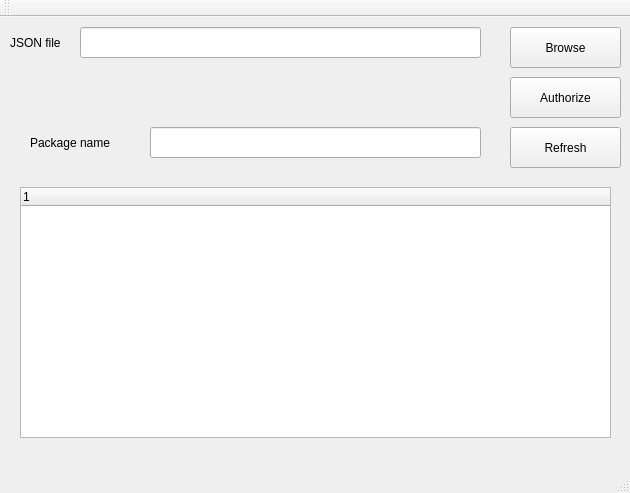
Qt form src/mainwindow.ui (Senspark/publisher-helper) before a commit.
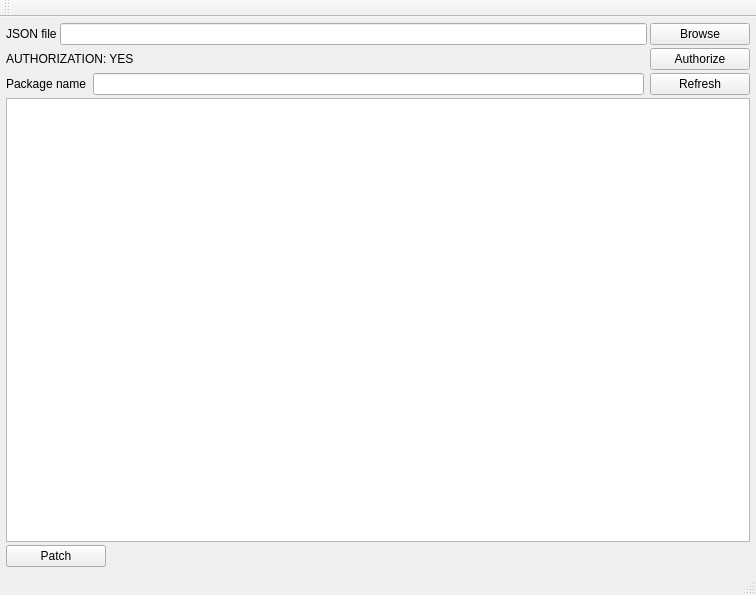
The same form after that commit. Custom widgets are drawn as their Qt base class.

Commit message: Add tree item model.

The edit to the form file:
```diff
--- a/src/mainwindow.ui
+++ b/src/mainwindow.ui
@@ -6,114 +6,208 @@
    <rect>
     <x>0</x>
     <y>0</y>
-    <width>630</width>
-    <height>493</height>
+    <width>756</width>
+    <height>595</height>
    </rect>
   </property>
   <property name="windowTitle">
    <string>MainWindow</string>
   </property>
   <widget class="QWidget" name="centralWidget">
-   <widget class="QLineEdit" name="packageInput">
-    <property name="geometry">
-     <rect>
-      <x>150</x>
-      <y>110</y>
-      <width>331</width>
-      <height>31</height>
-     </rect>
+   <layout class="QVBoxLayout" name="verticalLayout_3">
+    <property name="spacing">
+     <number>0</number>
     </property>
-   </widget>
-   <widget class="QPushButton" name="refreshButton">
-    <property name="geometry">
-     <rect>
-      <x>510</x>
-      <y>110</y>
-      <width>111</width>
-      <height>41</height>
-     </rect>
+    <property name="leftMargin">
+     <number>0</number>
     </property>
-    <property name="text">
-     <string>Refresh</string>
+    <property name="topMargin">
+     <number>0</number>
     </property>
-   </widget>
-   <widget class="InAppProductTree" name="inAppProductTree">
-    <property name="geometry">
-     <rect>
-      <x>20</x>
-      <y>170</y>
-      <width>591</width>
-      <height>251</height>
-     </rect>
+    <property name="rightMargin">
+     <number>0</number>
     </property>
-    <column>
-     <property name="text">
-      <string notr="true">1</string>
-     </property>
-    </column>
-   </widget>
-   <widget class="QLabel" name="package_2">
-    <property name="geometry">
-     <rect>
-      <x>30</x>
-      <y>110</y>
-      <width>111</width>
-      <height>31</height>
-     </rect>
+    <property name="bottomMargin">
+     <number>0</number>
     </property>
-    <property name="text">
-     <string>Package name</string>
-    </property>
-   </widget>
-   <widget class="QLineEdit" name="jsonInput">
-    <property name="geometry">
-     <rect>
-      <x>80</x>
-      <y>10</y>
-      <width>401</width>
-      <height>31</height>
-     </rect>
-    </property>
-   </widget>
-   <widget class="QLabel" name="package_3">
-    <property name="geometry">
-     <rect>
-      <x>10</x>
-      <y>10</y>
-      <width>71</width>
-      <height>31</height>
-     </rect>
-    </property>
-    <property name="text">
-     <string>JSON file</string>
-    </property>
-   </widget>
-   <widget class="QPushButton" name="browseButton">
-    <property name="geometry">
-     <rect>
-      <x>510</x>
-      <y>10</y>
-      <width>111</width>
-      <height>41</height>
-     </rect>
-    </property>
-    <property name="text">
-     <string>Browse</string>
-    </property>
-   </widget>
-   <widget class="QPushButton" name="authorizeButton">
-    <property name="geometry">
-     <rect>
-      <x>510</x>
-      <y>60</y>
-      <width>111</width>
-      <height>41</height>
-     </rect>
-    </property>
-    <property name="text">
-     <string>Authorize</string>
-    </property>
-   </widget>
+    <item>
+     <layout class="QVBoxLayout" name="verticalLayout_2">
+      <property name="spacing">
+       <number>3</number>
+      </property>
+      <property name="leftMargin">
+       <number>6</number>
+      </property>
+      <property name="topMargin">
+       <number>6</number>
+      </property>
+      <property name="rightMargin">
+       <number>6</number>
+      </property>
+      <property name="bottomMargin">
+       <number>6</number>
+      </property>
+      <item>
+       <layout class="QHBoxLayout" name="horizontalLayout">
+        <property name="spacing">
+         <number>-1</number>
+        </property>
+        <item>
+         <widget class="QLabel" name="package_3">
+          <property name="text">
+           <string>JSON file</string>
+          </property>
+         </widget>
+        </item>
+        <item>
+         <widget class="QLineEdit" name="jsonInput"/>
+        </item>
+        <item>
+         <widget class="QPushButton" name="browseButton">
+          <property name="sizePolicy">
+           <sizepolicy hsizetype="Preferred" vsizetype="Preferred">
+            <horstretch>0</horstretch>
+            <verstretch>0</verstretch>
+           </sizepolicy>
+          </property>
+          <property name="minimumSize">
+           <size>
+            <width>100</width>
+            <height>0</height>
+           </size>
+          </property>
+          <property name="baseSize">
+           <size>
+            <width>0</width>
+            <height>0</height>
+           </size>
+          </property>
+          <property name="autoFillBackground">
+           <bool>false</bool>
+          </property>
+          <property name="text">
+           <string>Browse</string>
+          </property>
+          <property name="checkable">
+           <bool>false</bool>
+          </property>
+          <property name="checked">
+           <bool>false</bool>
+          </property>
+          <property name="autoDefault">
+           <bool>false</bool>
+          </property>
+          <property name="default">
+           <bool>false</bool>
+          </property>
+          <property name="flat">
+           <bool>false</bool>
+          </property>
+         </widget>
+        </item>
+       </layout>
+      </item>
+      <item>
+       <layout class="QHBoxLayout" name="horizontalLayout_2">
+        <item>
+         <widget class="QLabel" name="authorizationLabel">
+          <property name="text">
+           <string>AUTHORIZATION: YES</string>
+          </property>
+         </widget>
+        </item>
+        <item>
+         <widget class="QPushButton" name="authorizeButton">
+          <property name="sizePolicy">
+           <sizepolicy hsizetype="Maximum" vsizetype="Preferred">
+            <horstretch>0</horstretch>
+            <verstretch>0</verstretch>
+           </sizepolicy>
+          </property>
+          <property name="minimumSize">
+           <size>
+            <width>100</width>
+            <height>0</height>
+           </size>
+          </property>
+          <property name="baseSize">
+           <size>
+            <width>100</width>
+            <height>0</height>
+           </size>
+          </property>
+          <property name="text">
+           <string>Authorize</string>
+          </property>
+         </widget>
+        </item>
+       </layout>
+      </item>
+      <item>
+       <layout class="QHBoxLayout" name="horizontalLayout_3">
+        <item>
+         <widget class="QLabel" name="package_2">
+          <property name="text">
+           <string>Package name</string>
+          </property>
+         </widget>
+        </item>
+        <item>
+         <widget class="QLineEdit" name="packageInput"/>
+        </item>
+        <item>
+         <widget class="QPushButton" name="refreshButton">
+          <property name="sizePolicy">
+           <sizepolicy hsizetype="Preferred" vsizetype="Maximum">
+            <horstretch>0</horstretch>
+            <verstretch>0</verstretch>
+           </sizepolicy>
+          </property>
+          <property name="minimumSize">
+           <size>
+            <width>100</width>
+            <height>0</height>
+           </size>
+          </property>
+          <property name="text">
+           <string>Refresh</string>
+          </property>
+         </widget>
+        </item>
+       </layout>
+      </item>
+      <item>
+       <layout class="QVBoxLayout" name="verticalLayout">
+        <property name="spacing">
+         <number>-1</number>
+        </property>
+        <item>
+         <widget class="InAppProductTree" name="inAppProductTree"/>
+        </item>
+        <item>
+         <widget class="QPushButton" name="patchButton">
+          <property name="sizePolicy">
+           <sizepolicy hsizetype="Maximum" vsizetype="Preferred">
+            <horstretch>0</horstretch>
+            <verstretch>0</verstretch>
+           </sizepolicy>
+          </property>
+          <property name="minimumSize">
+           <size>
+            <width>100</width>
+            <height>0</height>
+           </size>
+          </property>
+          <property name="text">
+           <string>Patch</string>
+          </property>
+         </widget>
+        </item>
+       </layout>
+      </item>
+     </layout>
+    </item>
+   </layout>
   </widget>
   <widget class="QMenuBar" name="menuBar">
    <property name="geometry">
@@ -139,7 +233,7 @@
  <customwidgets>
   <customwidget>
    <class>InAppProductTree</class>
-   <extends>QTreeWidget</extends>
+   <extends>QTreeView</extends>
    <header>inappproducttree.hpp</header>
   </customwidget>
  </customwidgets>
```
Left out of the diff: 2 changed lines with no effect on the pictures. The commit also changes 8 other files.
